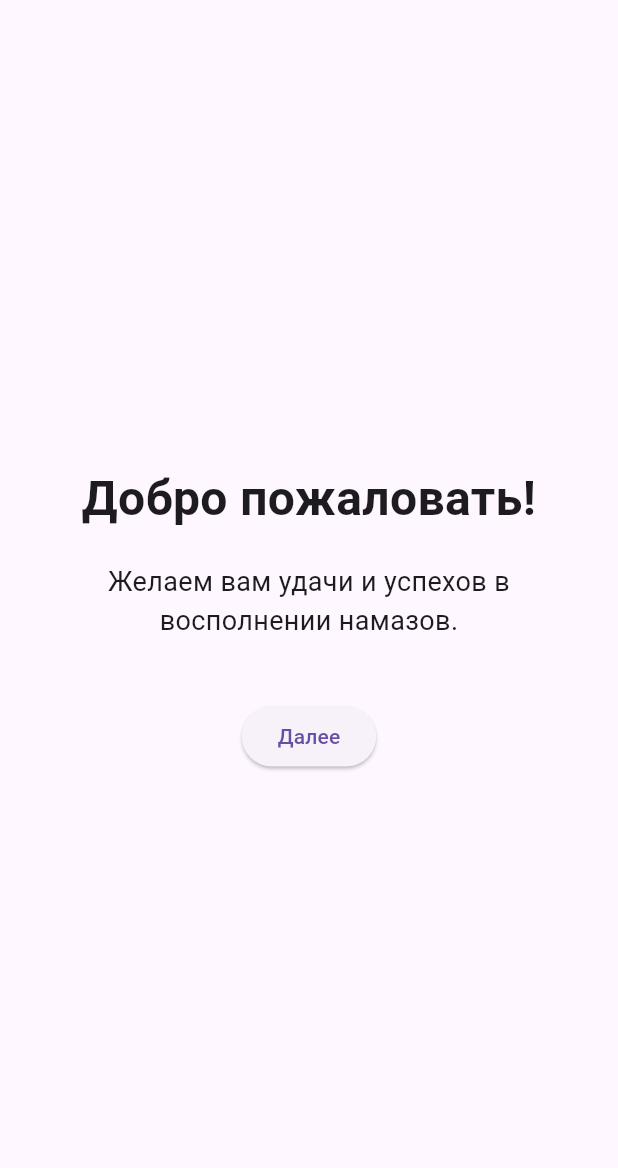
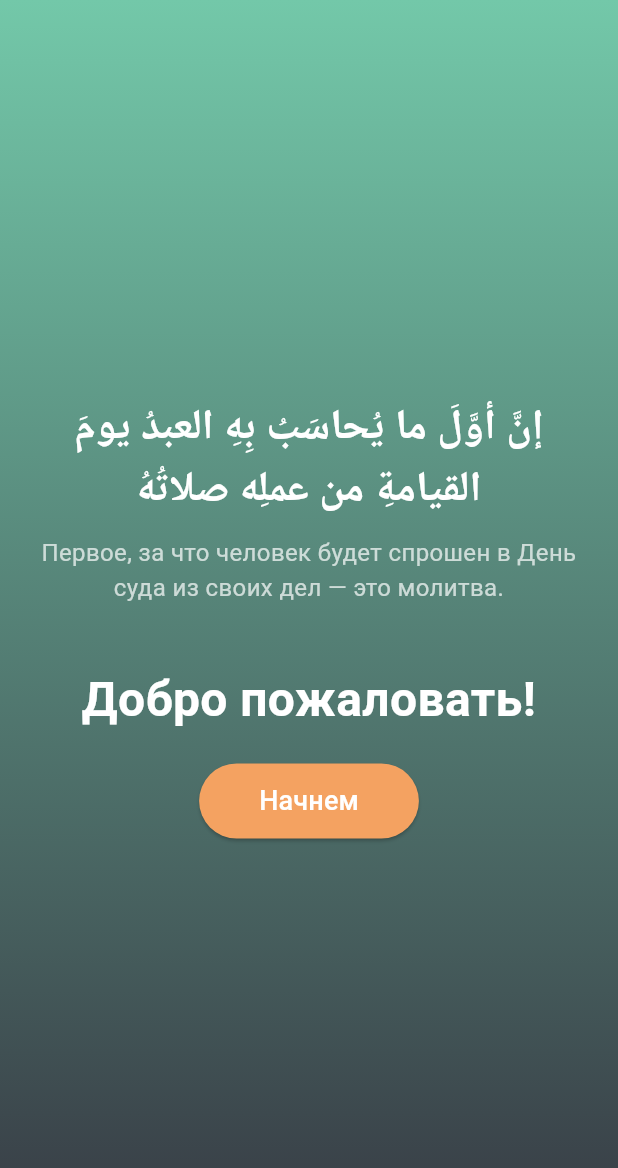
Before and after one commit to Basnukaev/prayer-app-prototype, a Flutter app: the screen it shows after launch, on a phone screen of 412 x 824 dp. Shown: the top 1168 px of the screen. Run offline on Flutter 3.47's test engine with Material 3 defaults, Android fonts, the phone set to English and light mode, and no system bars; our stand-ins replace flutter_cache_manager, flutter_local_notifications, flutter_timezone, permission_handler, shared_preferences, timezone; Roboto replaces fonts that are missing (Simplified Arabic).

Commit message:
New welcome page

```diff
--- a/lib/welcome_page.dart
+++ b/lib/welcome_page.dart
@@ -6,34 +6,71 @@ class WelcomePage extends StatelessWidget {
   @override
   Widget build(BuildContext context) {
     return Scaffold(
-      body: Center(
+      body: Container(
+        decoration: const BoxDecoration(
+          gradient: LinearGradient(
+            begin: Alignment.topCenter,
+            end: Alignment.bottomCenter,
+            colors: [
+              Color(0xFF73C8A9), // светлый зеленый оттенок
+              Color(0xFF373B44), // темный серо-синий оттенок
+            ],
+          ),
+        ),
+        child: Center(
           child: Padding(
             padding: const EdgeInsets.all(16.0),
             child: Column(
               mainAxisAlignment: MainAxisAlignment.center,
               children: [
                 const Text(
+                  'إنَّ أوَّلَ ما يُحاسَبُ بِهِ العبدُ يومَ القيامةِ من عملِه صلاتُهُ',
+                  style: TextStyle(
+                    fontSize: 28,
+                    fontWeight: FontWeight.w600,
+                    color: Colors.white,
+                    fontFamily: 'Simplified Arabic', // Проверь, добавлен ли шрифт
+                  ),
+                  textAlign: TextAlign.center,
+                ),
+                const SizedBox(height: 10),
+                const Text(
+                  'Первое, за что человек будет спрошен в День суда из своих дел — это молитва.',
+                  style: TextStyle(
+                    fontSize: 16,
+                    color: Colors.white70,
+                  ),
+                  textAlign: TextAlign.center,
+                ),
+                const SizedBox(height: 40),
+                const Text(
                   'Добро пожаловать!',
                   style: TextStyle(
                     fontSize: 32,
                     fontWeight: FontWeight.bold,
+                    color: Colors.white,
                   ),
                   textAlign: TextAlign.center,
                 ),
                 const SizedBox(height: 20),
-              const Text(
-                'Желаем вам удачи и успехов в восполнении намазов.',
-                style: TextStyle(fontSize: 18),
-                textAlign: TextAlign.center,
+                ElevatedButton(
+                  style: ElevatedButton.styleFrom(
+                    padding: const EdgeInsets.symmetric(horizontal: 40, vertical: 12),
+                    shape: RoundedRectangleBorder(
+                      borderRadius: BorderRadius.circular(30),
                     ),
-              const SizedBox(height: 40),
-              ElevatedButton(
+                    backgroundColor: Color(0xFFF4A261), // Светло-оранжевый цвет для кнопки
+                  ),
                   onPressed: () {
                     Navigator.pushReplacementNamed(context, '/input');
                   },
-                child: const Text('Далее'),
+                  child: const Text(
+                    'Начнем',
+                    style: TextStyle(fontSize: 18, color: Colors.white), // Белый текст
+                  ),
                 ),
               ],
+            ),
           ),
         ),
       ),
--- a/pubspec.yaml
+++ b/pubspec.yaml
@@ -34,3 +34,7 @@ flutter_launcher_icons:
 
 flutter:
   uses-material-design: true
+  fonts:
+    - family: ArabicFont
+      fonts:
+        - asset: assets/fonts/Simplified Arabic.ttf
```
Also changed, not shown: lib/input_page.dart (+97 -43 lines), assets/fonts/Simplified Arabic.ttf (added). Lines whose indentation alone changed are shown as unchanged.
